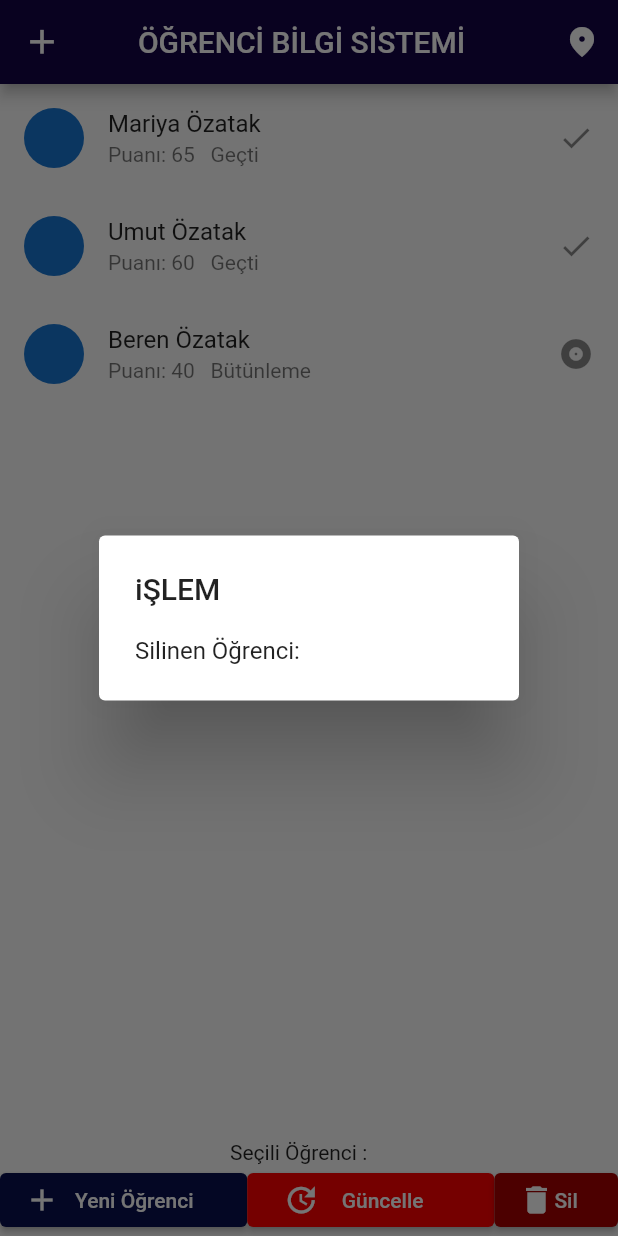
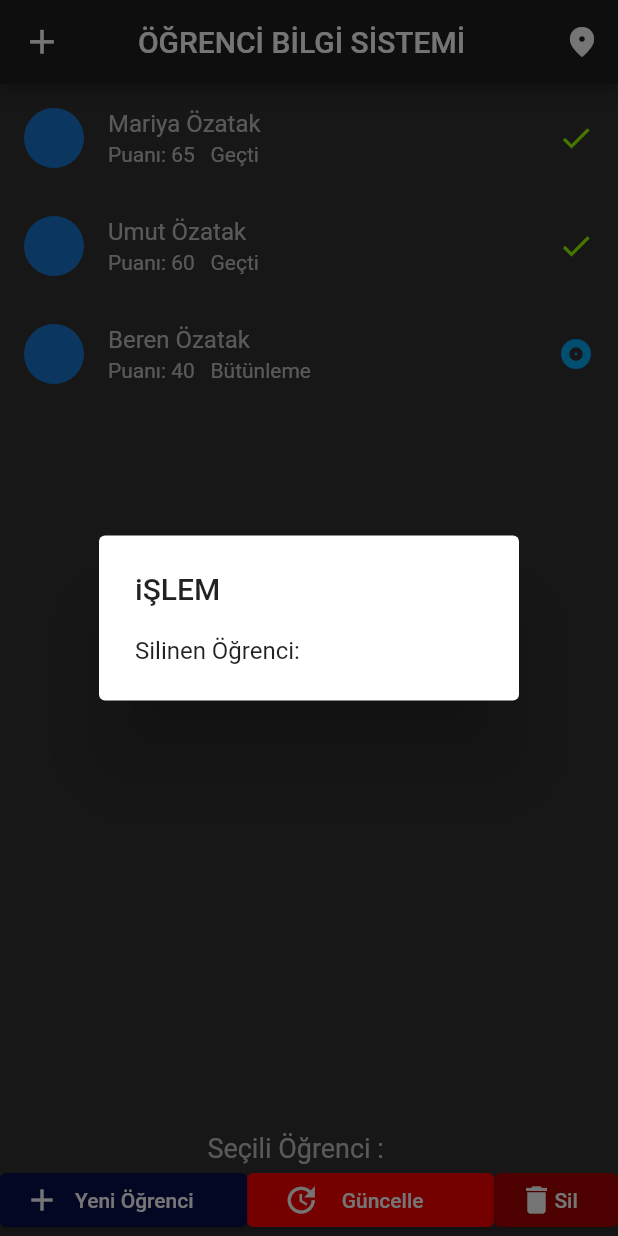
Before and after one commit to nurullahozatak/student_system_manager_flutter, a Flutter app: the screen it shows after launch, item 3 of the bottom bar chosen, on a phone screen of 412 x 824 dp. Run offline on Flutter 3.47's test engine with Material 2 defaults, Android fonts, the phone set to English and light mode, and no system bars; network calls fail.

Commit message:
Colors has changed

```diff
--- a/lib/main.dart
+++ b/lib/main.dart
@@ -25,8 +25,9 @@ class _MyAppState extends State<MyApp> {
   @override
   Widget build(BuildContext context) {
     return Scaffold(
+        backgroundColor: Color.fromARGB(255, 50, 50, 51),
         appBar: AppBar(
-          backgroundColor: const Color.fromARGB(255, 19, 4, 70),
+          backgroundColor: Color.fromARGB(255, 31, 31, 33),
           leading: IconButton(
             iconSize: 27, // Set the size of the icon
             icon: const Icon(
@@ -66,6 +67,7 @@ class _MyAppState extends State<MyApp> {
                       backgroundImage: NetworkImage(
                           "https://cdn.pixabay.com/photo/2016/09/01/08/25/smiley-1635456_960_720.png"),
                     ),
+                    textColor: Color.fromARGB(255, 196, 195, 195),
                     title: Text(
                         "${students[index].firstName} ${students[index].lastName}"),
                     subtitle: Text(
@@ -79,7 +81,12 @@ class _MyAppState extends State<MyApp> {
                   );
                 })),
         Text(
-            "Seçili Öğrenci : ${selectedStudent.firstName} ${selectedStudent.lastName}"),
+          "Seçili Öğrenci : ${selectedStudent.firstName} ${selectedStudent.lastName}",
+          style: TextStyle(
+            color: Color.fromARGB(255, 196, 195, 195),
+            fontSize: 18,
+          ),
+        ),
         Row(
           children: [
             Flexible(
@@ -160,11 +167,11 @@ class _MyAppState extends State<MyApp> {
 
   Widget builtStatusIcon(int grade) {
     if (grade >= 50) {
-      return const Icon(Icons.done);
+      return const Icon(Icons.done, color: Color.fromARGB(255, 153, 255, 0));
     } else if (grade >= 40) {
-      return const Icon(Icons.album);
+      return const Icon(Icons.album, color: Colors.lightBlue);
     } else {
-      return const Icon(Icons.clear);
+      return const Icon(Icons.clear, color: Color.fromARGB(255, 183, 99, 10));
     }
   }
 }
```
Also changed, not shown: lib/screens/student_add.dart (+23 -3 lines).
